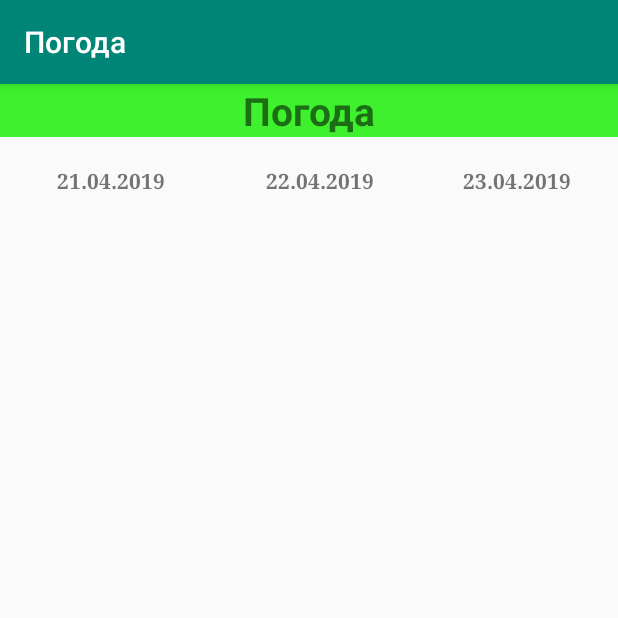
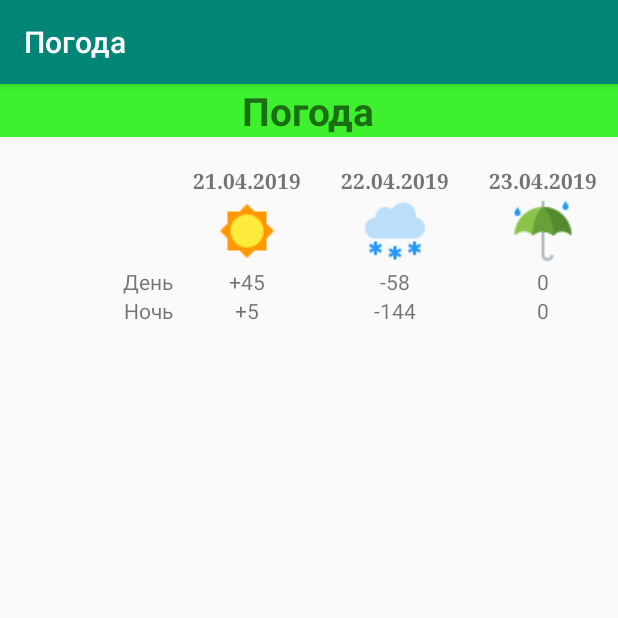
Before and after one commit to Yurok86RUS/Android_1, an Android app: the screen it shows after launch (MainActivity), on a phone screen of 412 x 824 dp, the top half of it. Run offline under Robolectric (Android 15) with nearby library versions, the phone set to English and light mode, and no system bars.

Commit message:
finish task2

```diff
--- a/HW_2_20190420/app/src/main/res/layout/activity_main.xml
+++ b/HW_2_20190420/app/src/main/res/layout/activity_main.xml
@@ -31,8 +31,10 @@
         <TableRow>
             android:layout_width="match_parent"
             android:layout_height="match_parent">
+
             <TextView
                 android:id="@+id/textViewNull"
+                android:layout_width="wrap_content"
                 android:text="">
             </TextView>
         </TableRow>
@@ -40,6 +42,10 @@
         <TableRow
             android:layout_width="match_parent"
             android:layout_height="match_parent" >
+
+            <TextView
+                android:layout_width="wrap_content"
+                android:text=""></TextView>
 
             <TextView
                 android:id="@+id/TextView04"
@@ -68,10 +74,65 @@
 
         <TableRow
             android:layout_width="match_parent"
-            android:layout_height="match_parent" />
+            android:layout_height="match_parent">
 
-        <TableRow
-            android:layout_width="match_parent"
-            android:layout_height="match_parent" />
+            <TextView
+                android:layout_width="wrap_content"
+                android:layout_height="match_parent"
+                android:text=""></TextView>
+
+            <ImageView
+                android:src="@drawable/sun">
+            </ImageView>
+
+            <ImageView
+                android:src="@drawable/snow">
+            </ImageView>
+
+            <ImageView
+                android:src="@drawable/rain">
+            </ImageView>
+
+        </TableRow>
+
+        <TableRow>
+
+            <TextView
+                android:layout_width="wrap_content"
+                android:gravity="end"
+                android:text="День"></TextView>
+            <TextView
+                android:text="+45"
+                android:gravity="center_horizontal">
+            </TextView>
+            <TextView
+                android:text="-58"
+                android:gravity="center_horizontal">
+            </TextView>
+            <TextView
+                android:text="0"
+                android:gravity="center_horizontal">
+            </TextView>
+        </TableRow>
+
+        <TableRow>
+            <TextView
+                android:layout_width="wrap_content"
+                android:text="Ночь"
+                android:gravity="end">
+            </TextView>
+            <TextView
+                android:text="+5"
+                android:gravity="center_horizontal">
+            </TextView>
+            <TextView
+                android:text="-144"
+                android:gravity="center_horizontal">
+            </TextView>
+            <TextView
+                android:text="0"
+                android:gravity="center_horizontal">
+            </TextView>
+        </TableRow>
     </TableLayout>
 </android.support.constraint.ConstraintLayout>
```
